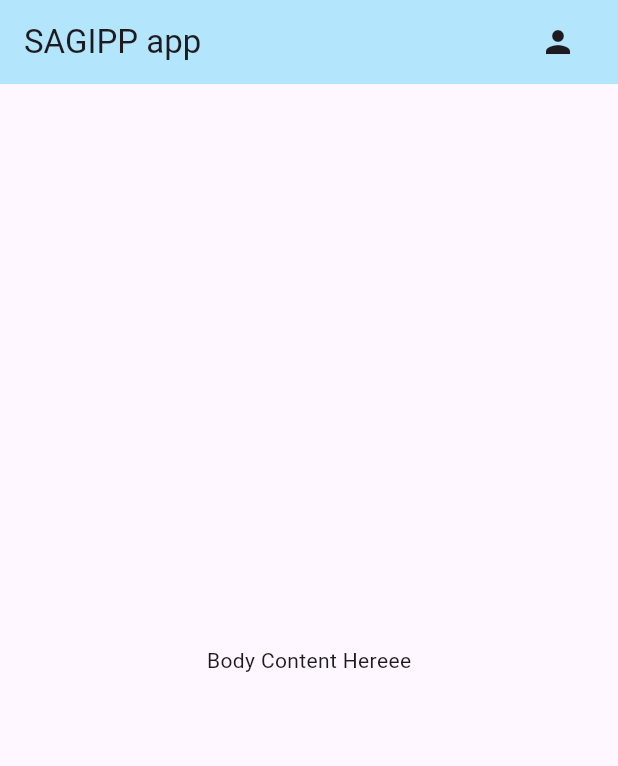
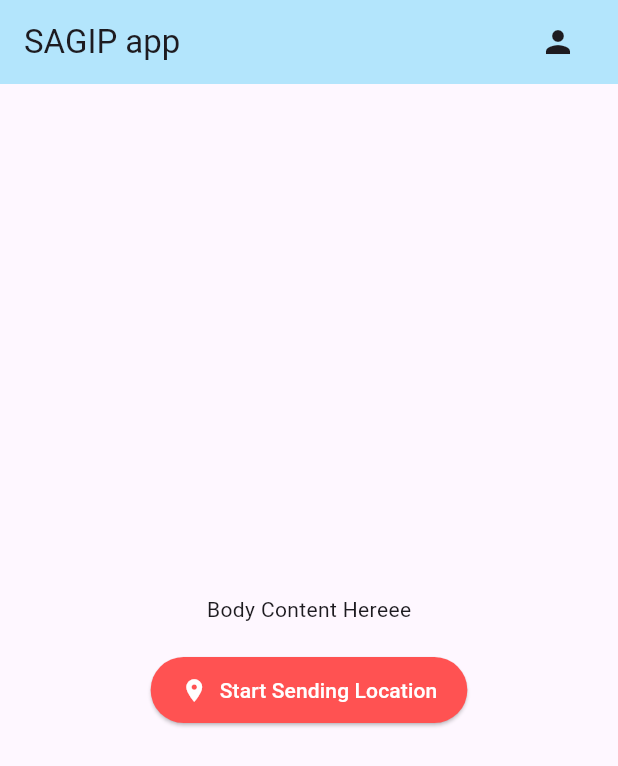
Before and after one commit to garcia123123/prototype_sagip, a Flutter app: the screen it shows once a user with an empty profile is signed in, on a phone screen of 412 x 824 dp. Shown: the top 766 px of the screen. Run offline on Flutter 3.47's test engine with Material 3 defaults, Android fonts, the light colour scheme and no system bars; our stand-ins replace cloud_firestore, firebase_auth, firebase_core, flutter_map, geolocator, latlong2; accounts and stored records are empty.

Commit message:
for archiving purposes

```diff
--- a/lib/main.dart
+++ b/lib/main.dart
@@ -1,14 +1,15 @@
 import 'package:flutter/material.dart';
-
 import 'package:firebase_core/firebase_core.dart';
 import 'package:firebase_auth/firebase_auth.dart';
+import 'dart:async';
 
 import 'screen/login_register.dart';
 import 'screen/user_screen.dart';
 import 'package:prototype_sagip/widget_tree.dart';
 import 'package:prototype_sagip/authenticate.dart';
+import 'package:prototype_sagip/grab_geolocation.dart';
 
-Future <void> main() async{
+Future<void> main() async {
   WidgetsFlutterBinding.ensureInitialized();
   await Firebase.initializeApp();
 
@@ -28,8 +29,83 @@ class MyApp extends StatelessWidget {
   }
 }
 
-class MyHomePage extends StatelessWidget {
+class MyHomePage extends StatefulWidget {
   const MyHomePage({super.key});
+
+  @override
+  State<MyHomePage> createState() => _MyHomePageState();
+}
+
+class _MyHomePageState extends State<MyHomePage> with SingleTickerProviderStateMixin {
+  late AnimationController _controller;
+  Timer? _timer;
+  bool _isTracking = false;
+  bool _isSending = false;
+
+  @override
+  void initState() {
+    super.initState();
+    _controller = AnimationController(
+      duration: const Duration(seconds: 2),
+      vsync: this,
+    );
+  }
+
+  @override
+  void dispose() {
+    _timer?.cancel();
+    _controller.dispose();
+    super.dispose();
+  }
+
+  void _toggleLocationTracking() {
+    if (_isTracking) {
+      _timer?.cancel();
+      _controller.stop();
+      setState(() {
+        _isTracking = false;
+        _isSending = false;
+      });
+    } else {
+      setState(() {
+        _isTracking = true;
+      });
+
+      //Send first location immediately
+      _sendLocationPulse();
+
+      //Set up timer to send every 10 seconds
+      _timer = Timer.periodic(const Duration(seconds: 10), (timer) {
+        _sendLocationPulse();
+      });
+    }
+  }
+
+  Future<void> _sendLocationPulse() async {
+    if (!mounted || !_isTracking) return;
+
+    setState(() {
+      _isSending = true;
+    });
+    _controller.repeat();
+
+    final result = await GrabGeolocation().sendLocationToDatabase();
+
+    if (mounted && _isTracking) {
+      setState(() {
+        _isSending = false;
+      });
+      _controller.stop();
+
+      ScaffoldMessenger.of(context).hideCurrentSnackBar();
+      ScaffoldMessenger.of(context).showSnackBar(
+        SnackBar(
+          content: Text(result),
+          duration: const Duration(seconds: 2),
+        ),
+      );
+    }
+  }
 
   @override
   Widget build(BuildContext context) {
@@ -39,23 +115,21 @@ class MyHomePage extends StatelessWidget {
       appBar: AppBar(
         title: Row(
           children: [
-
             //Title
             Expanded(
               child: Align(
                 alignment: Alignment.centerLeft,
-                child: Text('SAGIPP app'),
+                child: const Text('SAGIP app'),
               ),
             ),
 
-            //Name of the User
-            //Profile of the User icon button
+            //Name of the User & Profile Button
             Row(
               mainAxisSize: MainAxisSize.min,
               children: [
                 Text(
-                    user?.displayName ?? 'Guest',
-                    style: const TextStyle(fontSize: 16)
+                  user?.displayName ?? 'Guest',
+                  style: const TextStyle(fontSize: 16),
                 ),
                 IconButton(
                   onPressed: () {
@@ -73,7 +147,38 @@ class MyHomePage extends StatelessWidget {
         backgroundColor: Colors.lightBlue[100],
       ),
       body: Center(
-        child: const Text('Body Content Hereee'),
+        child: Column(
+          mainAxisAlignment: MainAxisAlignment.center,
+          children: [
+            const Text('Body Content Hereee'),
+            const SizedBox(height: 20),
+            ElevatedButton.icon(
+              onPressed: _toggleLocationTracking,
+              icon: Icon(_isTracking ? Icons.stop : Icons.location_on),
+              label: Text(_isTracking ? 'Stop Sending Location' : 'Start Sending Location'),
+              style: ElevatedButton.styleFrom(
+                backgroundColor: _isTracking ? Colors.grey : Colors.redAccent,
+                foregroundColor: Colors.white,
+                padding: const EdgeInsets.symmetric(horizontal: 20, vertical: 12),
+              ),
+            ),
+            if (_isSending) ...[
+              const SizedBox(height: 20),
+              RotationTransition(
+                turns: _controller.drive(Tween(begin: 0.0, end: -1.0)),
+                child: const Icon(
+                  Icons.sync,
+                  size: 40,
+                  color: Colors.grey,
+                ),
+              ),
+            ],
+            if (_isTracking && !_isSending) ...[
+               const SizedBox(height: 20),
+               const Text('Tracking Active...', style: TextStyle(color: Colors.green, fontWeight: FontWeight.bold)),
+            ]
+          ],
+        ),
       ),
     );
   }
--- a/lib/screen/login_register.dart
+++ b/lib/screen/login_register.dart
@@ -55,7 +55,8 @@ class _LoginPageState extends State<LoginScreen>{
       String lastName = _controllerLastName.text.trim();
       String middleInitial = _controllerMiddleInitial.text.trim().toUpperCase();
 
-      String fullName = "$firstName ${middleInitial.isNotEmpty ? "$middleInitial. " : ""}$lastName".trim();
+      // Format: (LastName, FirstName M.) or (LastName, FirstName)
+      String fullName = "($lastName, $firstName${middleInitial.isNotEmpty ? " $middleInitial." : ""})";
 
       await Authenticate().createUserWithEmailAndPassword(
         email: _controllerEmail.text.trim(),
@@ -136,7 +137,7 @@ class _LoginPageState extends State<LoginScreen>{
     padding: const EdgeInsets.symmetric(vertical: 10),
     child: Text(
       errorMessage == '' ? '' : '$errorMessage',
-      style: const TextStyle(color: Colors.red, fontSize: 14),
+      style: const TextStyle(fontSize: 14, color: Colors.red),
       textAlign: TextAlign.center,
     ),
   );
--- a/lib/widget_tree.dart
+++ b/lib/widget_tree.dart
@@ -1,33 +1,66 @@
 import 'package:flutter/material.dart';
-
 import 'package:firebase_auth/firebase_auth.dart';
-
+import 'package:cloud_firestore/cloud_firestore.dart';
 import 'package:prototype_sagip/authenticate.dart';
-import 'package:prototype_sagip/screen/login_register.dart';
 import 'package:prototype_sagip/screen/new_download_user_screen.dart';
+import 'package:prototype_sagip/screen/rescuer_screen.dart';
+import 'package:prototype_sagip/screen/admin_screen.dart';
 import 'package:prototype_sagip/main.dart';
 
-class WidgetTree extends StatefulWidget{
+class WidgetTree extends StatefulWidget {
   const WidgetTree({Key? key}) : super(key: key);
 
   @override
   State<WidgetTree> createState() => _WidgetTreeState();
 }
 
-class _WidgetTreeState extends State<WidgetTree>{
+class _WidgetTreeState extends State<WidgetTree> {
+  @override
+  Widget build(BuildContext context) {
+    return StreamBuilder<User?>(
+      stream: Authenticate().authStateChanges,
+      builder: (context, snapshot) {
+        if (snapshot.hasData) {
 
-  @override
-  Widget build(BuildContext context){
-    return StreamBuilder(
-      stream: Authenticate().authStateChanges,
-      builder: (context, snapshot){
+          //Fetching the logged in user's role
+          return FutureBuilder<DocumentSnapshot>(
+            future: FirebaseFirestore.instance
+                .collection('users')
+                .doc(snapshot.data!.uid)
+                .get(),
+            builder: (context, userSnapshot) {
 
-        if (snapshot.hasData) {
-          return const MyHomePage();
+              //Show a loading screen while fetching the role
+              if (userSnapshot.connectionState == ConnectionState.waiting) {
+                return const Scaffold(
+                  body: Center(child: CircularProgressIndicator()),
+                );
+              }
+
+              //If there's an error fetching the user document, default to main.dart
+              if (userSnapshot.hasError || !userSnapshot.hasData || !userSnapshot.data!.exists) {
+                return const MyHomePage();
+              }
+
+              final userData = userSnapshot.data?.data() as Map<String, dynamic>?;
+              final String role = userData?['role'] ?? 'user';
+
+              //Role-based navigation
+              if (role == 'admin') {
+                return const AdminScreen();
+              } else if (role == 'rescuer') {
+                return const RescuerScreen();
+              } else {
+                return const MyHomePage();
+              }
+            },
+          );
         } else {
+
+          //If the user is not logged in, show the login/onboarding screen
           return const NewDownloadUserScreen();
         }
-      }
+      },
     );
   }
 }
```
Also changed, not shown: lib/authenticate.dart (+10 -1 lines), lib/grab_geolocation.dart (added, +69 -0 lines), lib/screen/admin_screen.dart (added, +50 -0 lines), lib/screen/new_download_user_screen.dart (+4 -4 lines), lib/screen/rescuer_screen.dart (added, +184 -0 lines), pubspec.yaml (+11 -75 lines), pubspec.lock, 9 other files.
